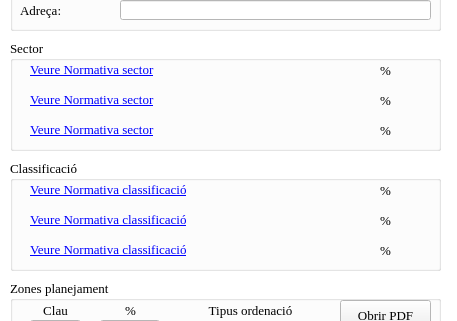
Qt form ui/fitxa_urban_dialog.ui (psigcat/urban_planning) before a commit; both pictures show x 0 to 457 and y 160 to 481 of the 457 by 716 pixel window.
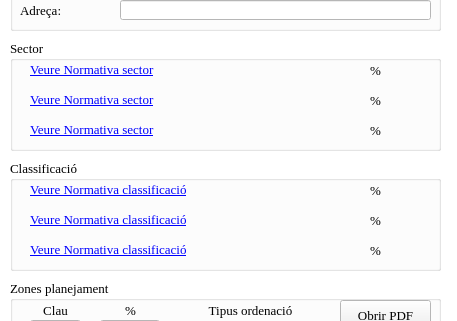
The same form after that commit. Icons and pictures are not drawn.

The edit to the form file:
```diff
--- a/ui/fitxa_urban_dialog.ui
+++ b/ui/fitxa_urban_dialog.ui
@@ -914,7 +914,7 @@
      <rect>
       <x>20</x>
       <y>20</y>
-      <width>341</width>
+      <width>331</width>
       <height>20</height>
      </rect>
     </property>
@@ -1008,9 +1008,9 @@
    <widget class="QLabel" name="lbl_sector_1_perc">
     <property name="geometry">
      <rect>
-      <x>370</x>
+      <x>360</x>
       <y>20</y>
-      <width>51</width>
+      <width>61</width>
       <height>21</height>
      </rect>
     </property>
@@ -1021,9 +1021,9 @@
    <widget class="QLabel" name="lbl_sector_2_perc">
     <property name="geometry">
      <rect>
-      <x>370</x>
+      <x>360</x>
       <y>50</y>
-      <width>51</width>
+      <width>61</width>
       <height>21</height>
      </rect>
     </property>
@@ -1034,9 +1034,9 @@
    <widget class="QLabel" name="lbl_sector_3_perc">
     <property name="geometry">
      <rect>
-      <x>370</x>
+      <x>360</x>
       <y>80</y>
-      <width>51</width>
+      <width>61</width>
       <height>21</height>
      </rect>
     </property>
@@ -1162,9 +1162,9 @@
    <widget class="QLabel" name="lbl_class_1_perc">
     <property name="geometry">
      <rect>
-      <x>370</x>
+      <x>360</x>
       <y>20</y>
-      <width>51</width>
+      <width>61</width>
       <height>21</height>
      </rect>
     </property>
@@ -1175,9 +1175,9 @@
    <widget class="QLabel" name="lbl_class_2_perc">
     <property name="geometry">
      <rect>
-      <x>370</x>
+      <x>360</x>
       <y>50</y>
-      <width>51</width>
+      <width>61</width>
       <height>21</height>
      </rect>
     </property>
@@ -1188,9 +1188,9 @@
    <widget class="QLabel" name="lbl_class_3_perc">
     <property name="geometry">
      <rect>
-      <x>370</x>
+      <x>360</x>
       <y>80</y>
-      <width>51</width>
+      <width>61</width>
       <height>21</height>
      </rect>
     </property>
```
